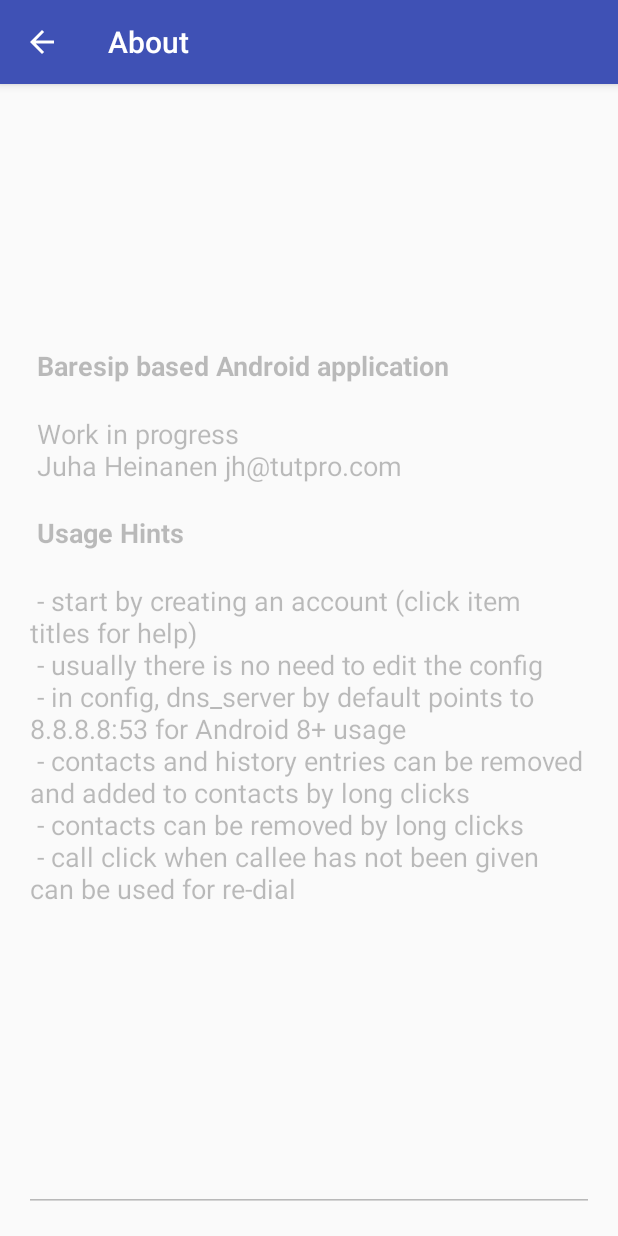
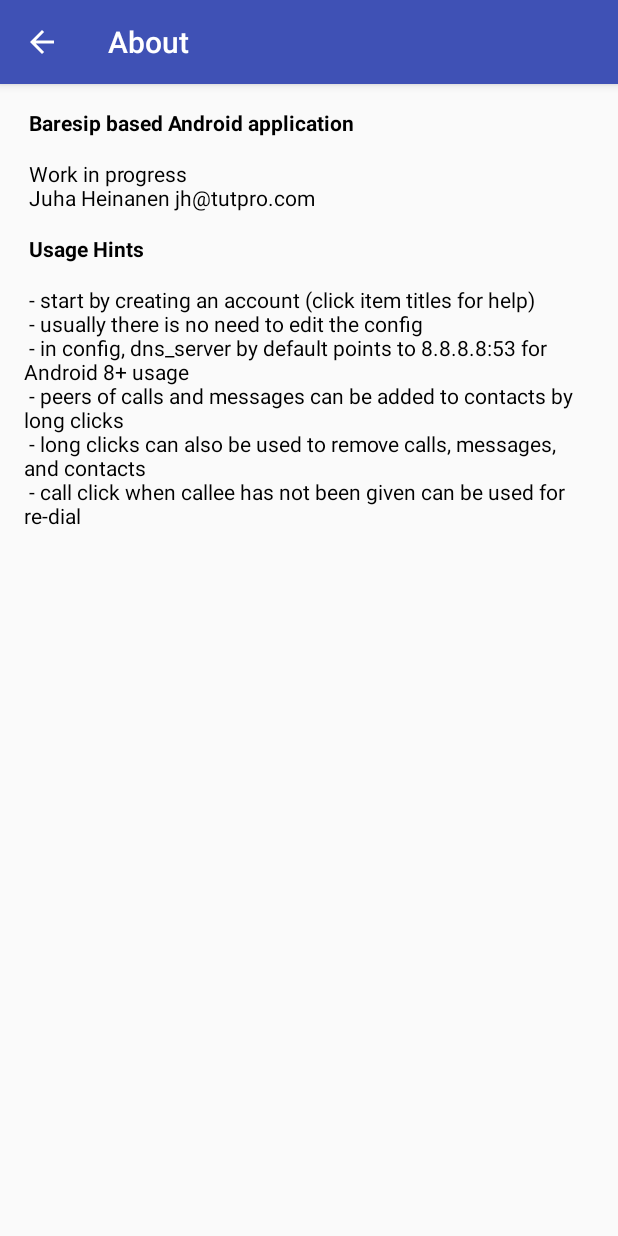
Before and after one commit to juha-h/baresip-studio, an Android app: the AboutActivity screen opened directly, with no data from a screen before it, on a phone screen of 412 x 824 dp. Run offline under Robolectric (Android 15) with nearby library versions, the phone set to English and light mode, and no system bars.

Commit message:
improved About activity

```diff
--- a/app/src/main/kotlin/com/tutpro/baresip/AboutActivity.kt
+++ b/app/src/main/kotlin/com/tutpro/baresip/AboutActivity.kt
@@ -2,6 +2,7 @@ package com.tutpro.baresip
 
 import android.app.Activity
 import android.content.Intent
+import android.graphics.Color
 import android.os.Bundle
 import android.support.v7.app.AppCompatActivity
 import android.view.MenuItem
@@ -12,9 +13,9 @@ class AboutActivity : AppCompatActivity() {
     override fun onCreate(savedInstanceState: Bundle?) {
         super.onCreate(savedInstanceState)
         setContentView(R.layout.activity_about)
-        val aboutView = findViewById(R.id.aboutText) as TextView
-        aboutView.isEnabled = false
-        aboutView.text = getText(R.string.aboutText)
+        val aboutText = findViewById(R.id.aboutText) as TextView
+        aboutText.text = getText(R.string.aboutText)
+        aboutText.setTextColor(Color.BLACK)
     }
 
     override fun onOptionsItemSelected(item: MenuItem): Boolean {
--- a/app/src/main/res/layout/activity_about.xml
+++ b/app/src/main/res/layout/activity_about.xml
@@ -1,17 +1,27 @@
 <?xml version="1.0" encoding="utf-8"?>
-<RelativeLayout xmlns:android="http://schemas.android.com/apk/res/android"
+<LinearLayout xmlns:android="http://schemas.android.com/apk/res/android"
     xmlns:tools="http://schemas.android.com/tools"
-    android:layout_width="match_parent"
-    android:layout_height="match_parent"
+    android:orientation="vertical"
+    android:layout_width="fill_parent"
+    android:layout_height="fill_parent"
     android:paddingBottom="@dimen/activity_vertical_margin"
     android:paddingLeft="@dimen/activity_horizontal_margin"
     android:paddingRight="@dimen/activity_horizontal_margin"
     android:paddingTop="@dimen/activity_vertical_margin"
-    tools:context="com.tutpro.baresip.AboutActivity">
+    tools:context=".AboutActivity">
 
-    <EditText
+    <ScrollView
+        android:id="@+id/aboutView"
+        android:layout_width="fill_parent"
+        android:layout_height="wrap_content"
+        android:scrollbars="vertical"
+        android:fillViewport="true" >
+
+    <TextView
         android:id="@+id/aboutText"
         android:layout_width="fill_parent"
-        android:layout_height="fill_parent" />
+        android:layout_height="wrap_content" />
 
-</RelativeLayout>
+    </ScrollView>
+
+</LinearLayout>
--- a/app/src/main/res/values/strings.xml
+++ b/app/src/main/res/values/strings.xml
@@ -9,9 +9,9 @@
         - start by creating an account (click item titles for help)\n
         - usually there is no need to edit the config\n
         - in config, dns_server by default points to 8.8.8.8:53 for Android 8+ usage\n
-        - contacts and history entries can be removed and added to contacts by long clicks\n
-        - contacts can be removed by long clicks\n
-        - call click when callee has not been given can be used for re-dial\n\n
+        - peers of calls and messages can be added to contacts by long clicks\n
+        - long clicks can also be used to remove calls, messages, and contacts\n
+        - call click when callee has not been given can be used for re-dial\n
     </string>
     <string name="noAccounts">No accounts</string>
     <string name="dispName">Name (if any) used in From URI of outbound requests.</string>
```
